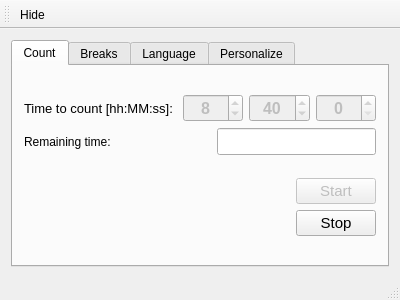
Qt form SysTrayTimer/mainwindow.ui (Edewin/WorkTimer) before a commit.
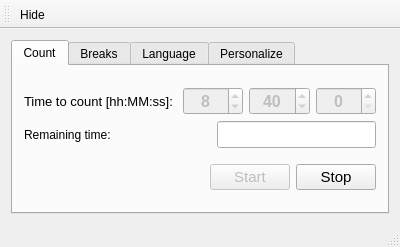
The same form after that commit. The open tabs and pages were chosen to show the change. Icons and pictures are not drawn.

Patch:
```diff
--- a/SysTrayTimer/mainwindow.ui
+++ b/SysTrayTimer/mainwindow.ui
@@ -10,7 +10,7 @@
     <x>0</x>
     <y>0</y>
     <width>400</width>
-    <height>300</height>
+    <height>247</height>
    </rect>
   </property>
   <property name="maximumSize">
@@ -36,7 +36,7 @@
        <attribute name="title">
         <string>Count</string>
        </attribute>
-       <layout class="QVBoxLayout" name="verticalLayout_3">
+       <layout class="QVBoxLayout" name="verticalLayout_2">
         <item>
          <layout class="QVBoxLayout" name="verticalLayout">
           <item>
@@ -201,8 +201,6 @@
            </spacer>
           </item>
           <item>
-           <layout class="QVBoxLayout" name="verticalLayout_2">
-            <item>
              <widget class="QPushButton" name="pushButtonStart">
               <property name="enabled">
                <bool>false</bool>
@@ -230,8 +228,6 @@
                <string>Stop</string>
               </property>
              </widget>
-            </item>
-           </layout>
           </item>
          </layout>
         </item>
```
Left out of the diff: 2 changed lines with no effect on the pictures. Lines whose indentation alone changed are shown as unchanged.
